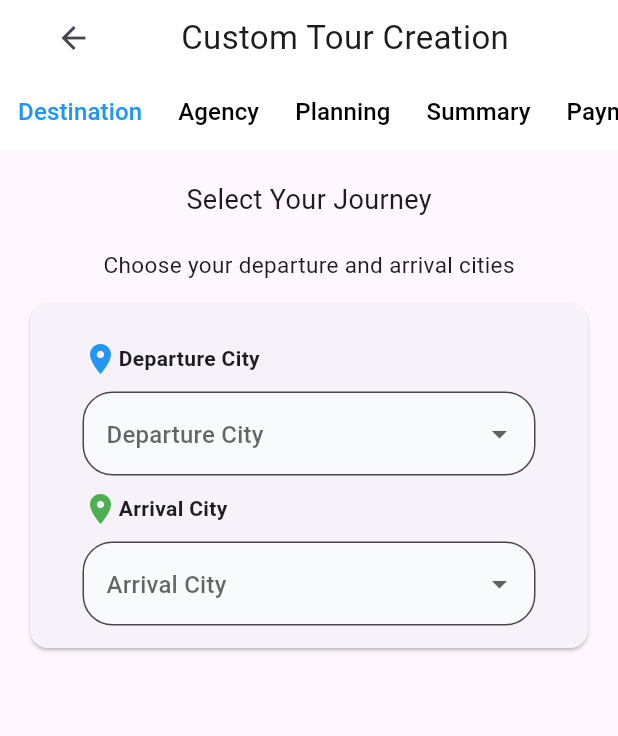
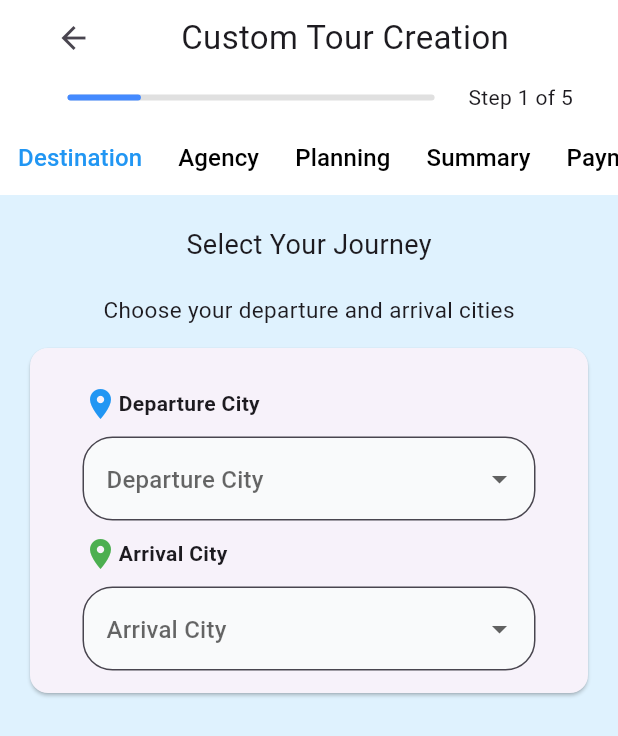
Before and after one commit to SwifTrip/swiftrip_frontend_tourist, a Flutter app: the screen it shows after launch, on a phone screen of 412 x 824 dp. Shown: the top 736 px of the screen. Run offline on Flutter 3.47's test engine with Material 3 defaults, Android fonts, the phone set to English and light mode, and no system bars.

Commit message:
Update customBar add progress indicator line and adjusted heights

```diff
--- a/swift_trip_app/lib/main.dart
+++ b/swift_trip_app/lib/main.dart
@@ -13,6 +13,9 @@ class SwifTripTouristApp extends StatelessWidget {
     return MaterialApp(
       title: 'SwifTrip Tourist ',
       debugShowCheckedModeBanner: false,
+      theme: ThemeData(
+          scaffoldBackgroundColor: Color(0xFFDFF2FE),
+          ),
       home: DestinationScreen(),
     );
   }
--- a/swift_trip_app/lib/screens/Destination.dart
+++ b/swift_trip_app/lib/screens/Destination.dart
@@ -15,8 +15,8 @@ class _DestinationScreenState extends State<DestinationScreen> {
   Widget build(BuildContext context) {
     return Scaffold(
       appBar: PreferredSize(
-        preferredSize: Size.fromHeight(100),
-        child: customBar(selectedIndex: 0),
+        preferredSize: Size.fromHeight(130),
+        child: customBar(selectedIndex: 1),
       ),
       body: Center(
         child: Column(
--- a/swift_trip_app/lib/screens/customBar.dart
+++ b/swift_trip_app/lib/screens/customBar.dart
@@ -7,7 +7,7 @@ class customBar extends StatelessWidget {
   @override
   Widget build(BuildContext context) {
     return  Container(
-        height: 100,
+        height: 130,
         color: Colors.white,
         child: Column(
           mainAxisAlignment: MainAxisAlignment.spaceEvenly,
@@ -36,19 +36,39 @@ class customBar extends StatelessWidget {
                 ),
               ],
             ),
+            Padding(
+              padding: EdgeInsets.symmetric(horizontal: 30, vertical: 5),
+              child: Row(
+                children: [
+                  Expanded(
+                    child: Padding(
+                      padding: EdgeInsets.symmetric(horizontal: 15),
+                      child: LinearProgressIndicator(
+                        value: (selectedIndex) / 5,
+                        backgroundColor: Colors.grey[300],
+                        color: Colors.blueAccent,
+                        borderRadius: BorderRadius.circular(10),
+                      ),
+                    ),
+                  ),
+                  Text("  Step ${selectedIndex} of 5"),
+                ],
+              ),
+            ),
             SingleChildScrollView(
               scrollDirection: Axis.horizontal,
               child: Row(
                 mainAxisAlignment: MainAxisAlignment.spaceAround,
                 children: [
-                  buttonBuild(0,"Destination"),
-                  buttonBuild(1,"Agency"),
-                  buttonBuild(2,"Planning"),
-                  buttonBuild(3,"Summary"),
-                  buttonBuild(4,"Payment"),
+                  buttonBuild(1,"Destination"),
+                  buttonBuild(2,"Agency"),
+                  buttonBuild(3,"Planning"),
+                  buttonBuild(4,"Summary"),
+                  buttonBuild(5,"Payment"),
                 ],
               ),
             ),
+
           ],
         ),
     );
```
